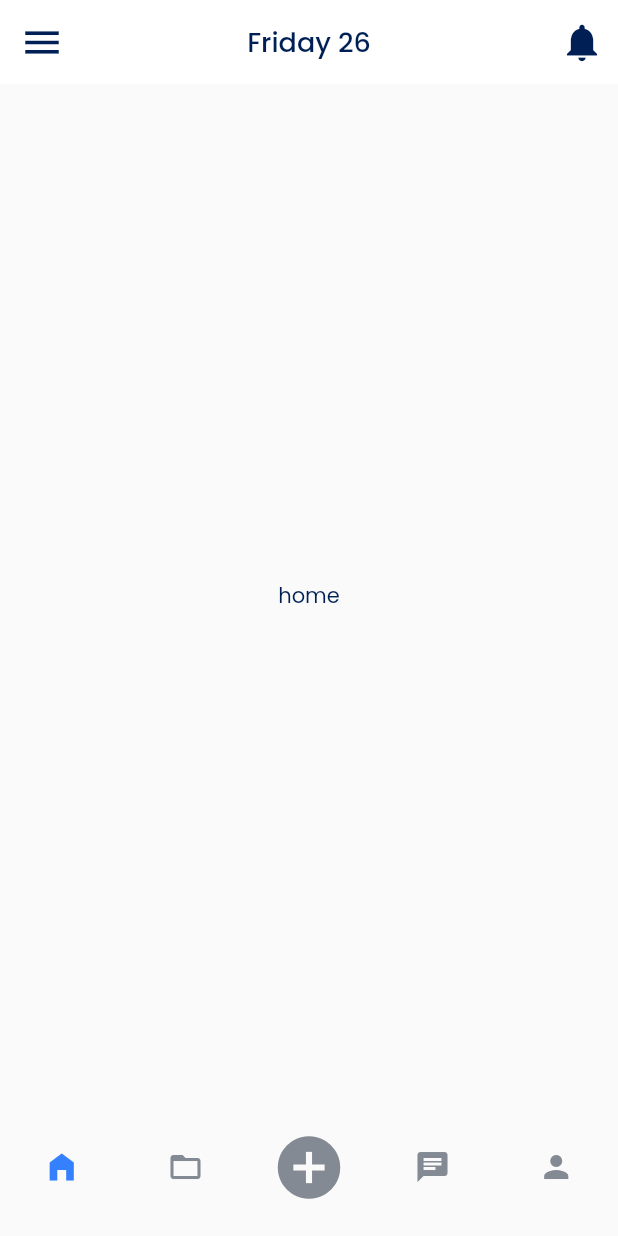
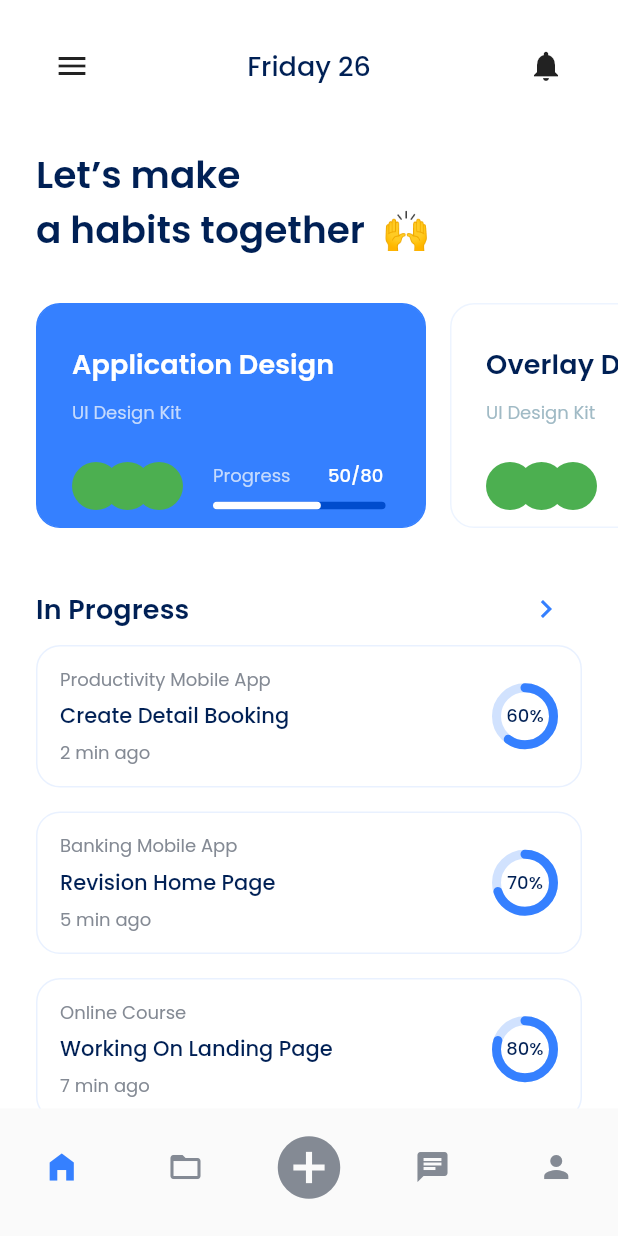
Before and after one commit to cqthor/tracker-task-managment-app, a Flutter app: the screen it shows after launch, on a phone screen of 412 x 824 dp. Run offline on Flutter 3.47's test engine with Material 2 defaults, Android fonts, the phone set to English and light mode, and no system bars; drawn by our look-alikes of percent_indicator; our stand-ins replace flutter_svg, smooth_page_indicator.

Commit message:
adding home screen

```diff
--- /dev/null
+++ b/lib/screens/home/body.dart
@@ -0,0 +1,117 @@
+import 'package:flutter/material.dart';
+import 'package:tracker/widgets/in_progress_card.dart';
+import 'package:tracker/widgets/task_card.dart';
+
+class HomeScreenBody extends StatelessWidget {
+  const HomeScreenBody({Key? key}) : super(key: key);
+
+  @override
+  Widget build(BuildContext context) {
+    return Column(
+      crossAxisAlignment: CrossAxisAlignment.start,
+      children: [
+        const SizedBox(height: 20),
+        Padding(
+          padding: const EdgeInsets.only(left: 24, right: 24),
+          child: Row(
+            mainAxisAlignment: MainAxisAlignment.spaceBetween,
+            children: [
+              IconButton(onPressed: () {}, icon: const Icon(Icons.menu)),
+              Text("Friday 26", style: Theme.of(context).textTheme.headline3!),
+              IconButton(
+                  onPressed: () {}, icon: const Icon(Icons.notifications)),
+            ],
+          ),
+        ),
+        const SizedBox(height: 30),
+        Padding(
+          padding: const EdgeInsets.only(left: 24.0),
+          child: Text("Let’s make\na habits together  🙌",
+              style: Theme.of(context).textTheme.headline2!),
+        ),
+        const SizedBox(height: 30),
+        SingleChildScrollView(
+          scrollDirection: Axis.horizontal,
+          child: Row(
+            children: const [
+              SizedBox(width: 24),
+              TaskCard(
+                finised: 80,
+                all: 50,
+                subtitle: "UI Design Kit",
+                title: "Application Design",
+                bgColor: Color(0xff3580FF),
+                borderColor: Color(0xff3580FF),
+                titleColor: Colors.white,
+                subColor: Color(0xffC5DAFD),
+                progressColor: Colors.white,
+              ),
+              SizedBox(width: 16),
+              TaskCard(
+                finised: 80,
+                all: 50,
+                subtitle: "UI Design Kit",
+                title: "Overlay Design",
+                bgColor: Color(0xffFFFFFF),
+                borderColor: Color(0xffEDF4FF),
+                titleColor: Color(0xff002055),
+                subColor: Color(0xffA0BAC5),
+                progressColor: Color(0xff3580FF),
+              ),
+              SizedBox(width: 16),
+            ],
+          ),
+        ),
+        const SizedBox(height: 30),
+        Padding(
+          padding: const EdgeInsets.symmetric(horizontal: 24),
+          child: Row(
+            mainAxisAlignment: MainAxisAlignment.spaceBetween,
+            children: [
+              Text(
+                "In Progress",
+                style: Theme.of(context).textTheme.subtitle2!,
+              ),
+              IconButton(
+                onPressed: () {},
+                icon: const Icon(
+                  Icons.chevron_right_sharp,
+                  color: Color(0xff3580FF),
+                ),
+              ),
+            ],
+          ),
+        ),
+        Expanded(
+          child: SingleChildScrollView(
+            child: Padding(
+              padding: const EdgeInsets.symmetric(horizontal: 24),
+              child: Column(
+                children: const [
+                  InProgressCard(
+                    date: "2 min ago",
+                    progress: 60,
+                    title: "Create Detail Booking",
+                    projectTitle: "Productivity Mobile App",
+                  ),
+                  InProgressCard(
+                    date: "5 min ago",
+                    progress: 70,
+                    title: "Revision Home Page",
+                    projectTitle: "Banking Mobile App",
+                  ),
+                  InProgressCard(
+                    date: "7 min ago",
+                    progress: 80,
+                    title: "Working On Landing Page",
+                    projectTitle: "Online Course",
+                  ),
+                ],
+              ),
+            ),
+          ),
+        )
+      ],
+    );
+  }
+}
--- a/lib/screens/home/home_screens.dart
+++ b/lib/screens/home/home_screens.dart
@@ -1,4 +1,5 @@
 import 'package:flutter/material.dart';
+import 'package:tracker/screens/home/body.dart';
 
 class HomeScreens extends StatefulWidget {
   const HomeScreens({Key? key}) : super(key: key);
@@ -9,39 +10,13 @@ class HomeScreens extends StatefulWidget {
 
 class _HomeScreensState extends State<HomeScreens> {
   static const List<Widget> _pages = [
-    Text('home'),
+    HomeScreenBody(),
     Text('folder'),
     Text('add'),
     Text('chat'),
     Text('profile'),
   ];
-  static final List<AppBar> _appbars = [
-    AppBar(
-      title: const Text("Friday 26"),
-      leading: IconButton(
-        onPressed: () {},
-        icon: const Icon(Icons.menu),
-      ),
-      actions: [
-        IconButton(
-          onPressed: () {},
-          icon: const Icon(Icons.notifications),
-        ),
-      ],
-    ),
-    AppBar(
-      title: const Text("Appbar"),
-    ),
-    AppBar(
-      title: const Text("Appbar"),
-    ),
-    AppBar(
-      title: const Text("Appbar"),
-    ),
-    AppBar(
-      title: const Text("Appbar"),
-    )
-  ];
+
   int _selectedIndex = 0;
   void _onItemTapped(int index) {
     setState(() {
@@ -52,8 +27,8 @@ class _HomeScreensState extends State<HomeScreens> {
   @override
   Widget build(BuildContext context) {
     return Scaffold(
-      appBar: _appbars.elementAt(_selectedIndex),
-      body: Center(child: _pages.elementAt(_selectedIndex)),
+      backgroundColor: Colors.white,
+      body: SafeArea(child: _pages.elementAt(_selectedIndex)),
       bottomNavigationBar: BottomNavigationBar(
         showSelectedLabels: false,
         onTap: _onItemTapped,
--- a/lib/widgets/in_progress_card.dart
+++ b/lib/widgets/in_progress_card.dart
@@ -14,7 +14,9 @@ class InProgressCard extends StatelessWidget {
 
   @override
   Widget build(BuildContext context) {
-    return Container(
+    return Column(
+      children: [
+        Container(
           decoration: BoxDecoration(
               borderRadius: BorderRadius.circular(16),
               border: Border.all(width: 1, color: const Color(0xffE9F1FF))),
@@ -59,6 +61,9 @@ class InProgressCard extends StatelessWidget {
               ),
             ],
           ),
+        ),
+        const SizedBox(height: 16)
+      ],
     );
   }
 }
--- a/pubspec.yaml
+++ b/pubspec.yaml
@@ -31,6 +31,7 @@ dependencies:
     sdk: flutter
   smooth_page_indicator: ^1.0.0+2
   flutter_svg: ^1.1.0
+  percent_indicator: ^4.0.1
 
   # The following adds the Cupertino Icons font to your application.
   # Use with the CupertinoIcons class for iOS style icons.
```
Also changed, not shown: pubspec.lock. Lines whose indentation alone changed are shown as unchanged.
